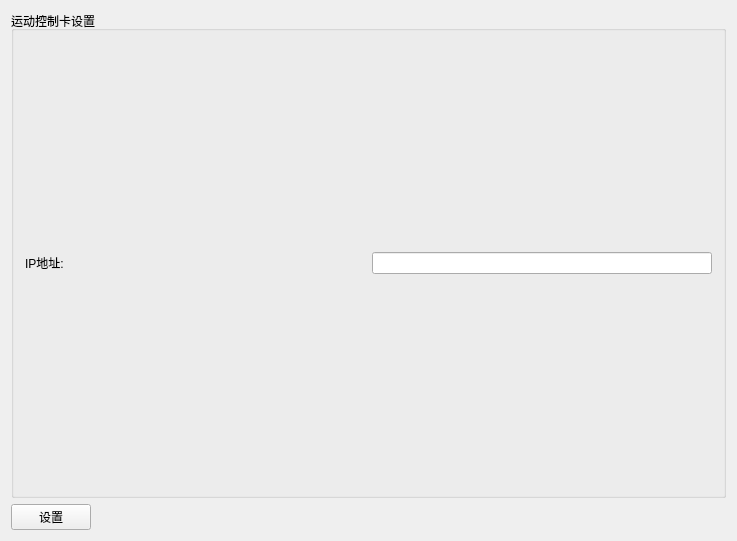
Qt form HXQ/Widgets/motionCardWidget.ui (galepai/HXQ) before a commit.
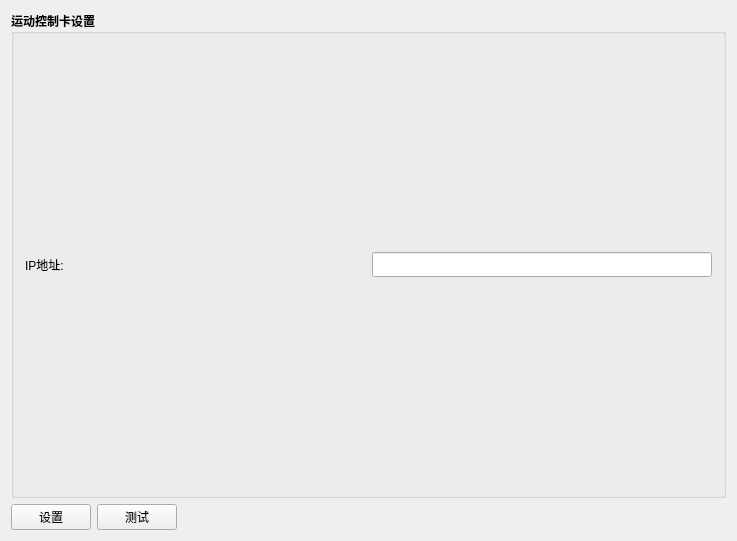
The same form after that commit.

Patch:
```diff
--- a/HXQ/Widgets/motionCardWidget.ui
+++ b/HXQ/Widgets/motionCardWidget.ui
@@ -10,6 +10,13 @@
     <height>541</height>
    </rect>
   </property>
+  <property name="font">
+   <font>
+    <family>Arial Black</family>
+    <weight>75</weight>
+    <bold>true</bold>
+   </font>
+  </property>
   <property name="windowTitle">
    <string>Widget</string>
   </property>
@@ -26,6 +33,13 @@
          <layout class="QHBoxLayout" name="horizontalLayout_2">
           <item>
            <widget class="QLabel" name="label_2">
+            <property name="font">
+             <font>
+              <family>Arial</family>
+              <weight>50</weight>
+              <bold>false</bold>
+             </font>
+            </property>
             <property name="text">
              <string>IP地址:</string>
             </property>
@@ -39,6 +53,17 @@
               <verstretch>0</verstretch>
              </sizepolicy>
             </property>
+            <property name="font">
+             <font>
+              <family>Arial Black</family>
+              <pointsize>9</pointsize>
+              <weight>75</weight>
+              <bold>true</bold>
+             </font>
+            </property>
+            <property name="alignment">
+             <set>Qt::AlignCenter</set>
+            </property>
            </widget>
           </item>
          </layout>
@@ -52,11 +77,32 @@
     <layout class="QHBoxLayout" name="horizontalLayout_3">
      <item>
       <widget class="QPushButton" name="confirmButton">
+       <property name="font">
+        <font>
+         <family>Arial</family>
+         <weight>50</weight>
+         <bold>false</bold>
+        </font>
+       </property>
        <property name="text">
         <string>设置</string>
        </property>
       </widget>
      </item>
+     <item>
+      <widget class="QPushButton" name="testButton">
+       <property name="font">
+        <font>
+         <family>Arial</family>
+         <weight>50</weight>
+         <bold>false</bold>
+        </font>
+       </property>
+       <property name="text">
+        <string>测试</string>
+       </property>
+      </widget>
+     </item>
      <item>
       <spacer name="horizontalSpacer">
        <property name="orientation">
```
